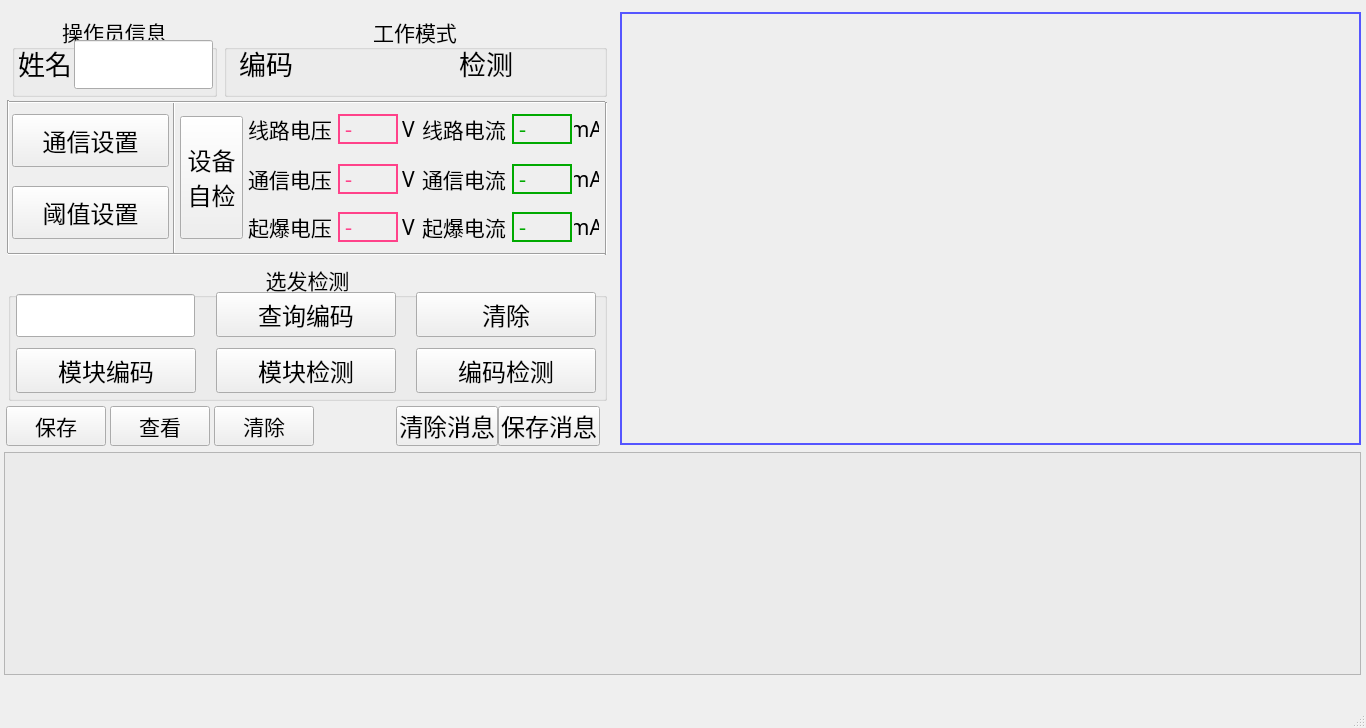
This is Detector.ui in LeeGingko/Terminal as Qt 5 draws it before an edit. The edited form follows.
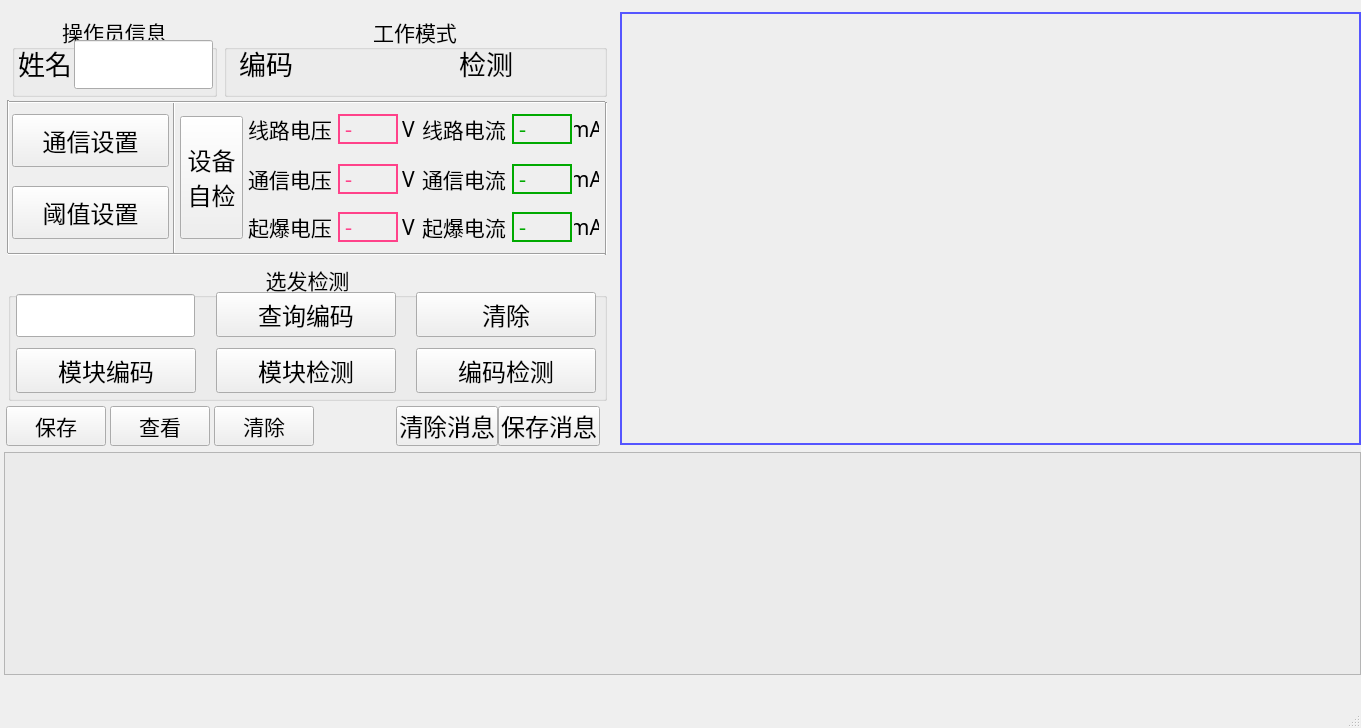
This is the edited form.

```diff
--- a/Detector.ui
+++ b/Detector.ui
@@ -6,7 +6,7 @@
    <rect>
     <x>0</x>
     <y>0</y>
-    <width>1366</width>
+    <width>1361</width>
     <height>728</height>
    </rect>
   </property>
```
Left out of the diff: 41 changed lines with no effect on the pictures.
